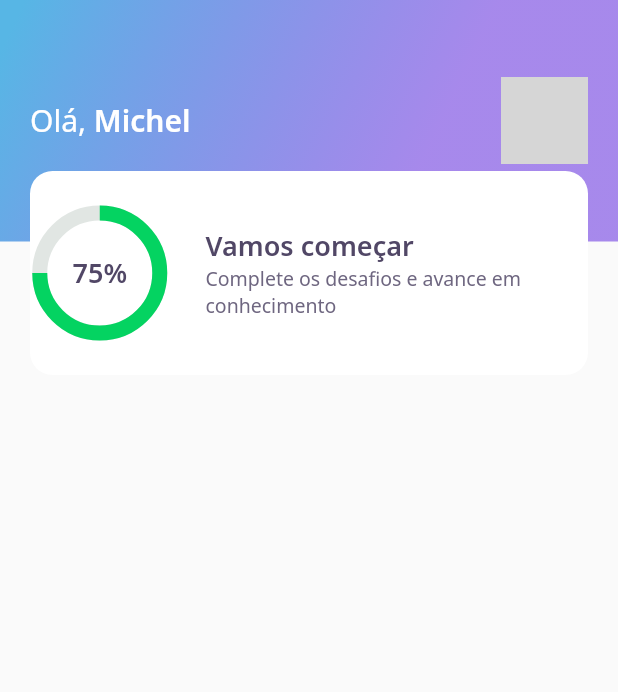
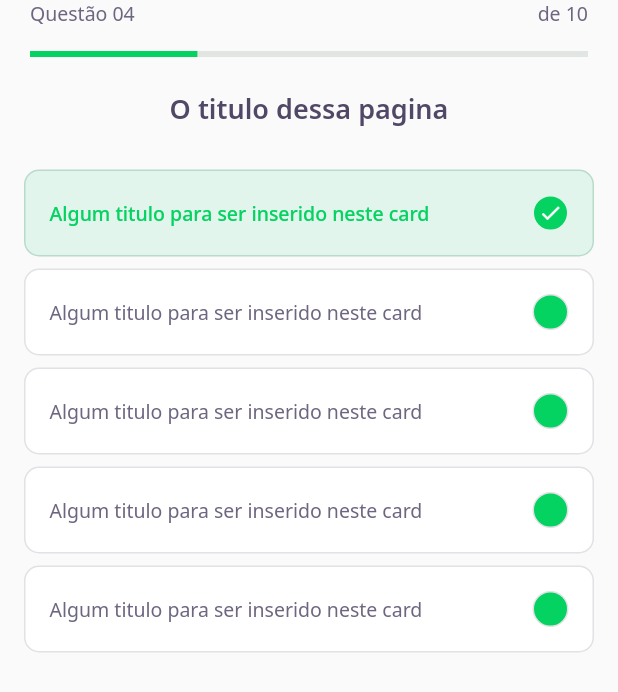
Before and after one commit to michelcamara/dev_quiz, a Flutter app: the screen it shows after launch, on a phone screen of 412 x 824 dp. Shown: the top 692 px of the screen. Run offline on Flutter 3.47's test engine with Material 2 defaults, Android fonts, the phone set to English and light mode, and no system bars; our stand-ins replace google_fonts; grey boxes are pictures that could not be loaded.

Commit message:
Aula 02
Criação dos componentes de:
 - Level Button
 - Quiz card
 - Answer Page

```diff
--- /dev/null
+++ b/lib/challenge/challenge_page.dart
@@ -0,0 +1,26 @@
+import 'package:dev_quiz/challenge/widget/question_indicator/question_indicator_widget.dart';
+import 'package:dev_quiz/challenge/widget/quiz/quiz_widget.dart';
+import 'package:flutter/material.dart';
+
+class ChallengePage extends StatefulWidget {
+  @override
+  _ChallengePageState createState() => _ChallengePageState();
+}
+
+class _ChallengePageState extends State<ChallengePage> {
+  @override
+  Widget build(BuildContext context) {
+    return Scaffold(
+      appBar: PreferredSize(
+        preferredSize: Size.fromHeight(60),
+        child: SafeArea(
+          top: true,
+          child: QuestionIndicatorWidget(),
+        ),
+      ),
+      body: QuizWidget(
+        title: "O titulo dessa pagina",
+      ),
+    );
+  }
+}
--- /dev/null
+++ b/lib/challenge/widget/answer/answer_widget.dart
@@ -0,0 +1,78 @@
+import 'package:dev_quiz/core/app_colors.dart';
+import 'package:dev_quiz/core/app_text_styles.dart';
+import 'package:flutter/material.dart';
+
+class AnswerWidget extends StatelessWidget {
+  final String title;
+  final bool isRight;
+  final bool isSelected;
+
+  const AnswerWidget(
+      {Key? key,
+      required this.title,
+      this.isRight = false,
+      this.isSelected = false});
+
+  Color get _selectedColorRight =>
+      isRight ? AppColors.darkGreen : AppColors.darkRed;
+
+  Color get _selectedBorderRight =>
+      isRight ? AppColors.lightGreen : AppColors.lightRed;
+
+  Color get _selectedColorCardRight =>
+      isRight ? AppColors.lightGreen : AppColors.lightRed;
+
+  Color get _selectedBorderCardRight =>
+      isRight ? AppColors.green : AppColors.red;
+
+  TextStyle get _selectedTextStyleRight =>
+      isRight ? AppTextStyles.bodyDarkGreen : AppTextStyles.bodyDarkRed;
+
+  IconData get _selectedIconRight => isRight ? Icons.check : Icons.close;
+
+  @override
+  Widget build(BuildContext context) {
+    return Padding(
+      padding: const EdgeInsets.symmetric(horizontal: 16, vertical: 4),
+      child: Container(
+        padding: EdgeInsets.all(16),
+        decoration: BoxDecoration(
+            color: isSelected ? _selectedColorCardRight : AppColors.white,
+            borderRadius: BorderRadius.circular(10),
+            border: Border.fromBorderSide(BorderSide(
+                color:
+                    isSelected ? _selectedBorderCardRight : AppColors.border))),
+        child: Row(
+          mainAxisAlignment: MainAxisAlignment.spaceBetween,
+          children: [
+            Expanded(
+              child: Text(
+                title,
+                style:
+                    isSelected ? _selectedTextStyleRight : AppTextStyles.body,
+              ),
+            ),
+            Container(
+              height: 24,
+              width: 24,
+              decoration: BoxDecoration(
+                  color: isSelected ? _selectedColorRight : AppColors.darkGreen,
+                  borderRadius: BorderRadius.circular(500),
+                  border: Border.fromBorderSide(BorderSide(
+                      color: isSelected
+                          ? _selectedBorderRight
+                          : AppColors.border))),
+              child: isSelected
+                  ? Icon(
+                      Icons.check,
+                      size: 16,
+                      color: Colors.white,
+                    )
+                  : null,
+            )
+          ],
+        ),
+      ),
+    );
+  }
+}
--- /dev/null
+++ b/lib/challenge/widget/question_indicator/question_indicator_widget.dart
@@ -0,0 +1,35 @@
+import 'package:dev_quiz/core/app_text_styles.dart';
+import 'package:dev_quiz/shared/widgets/progress_indicator/progress_indicator_widget.dart';
+import 'package:flutter/material.dart';
+
+class QuestionIndicatorWidget extends StatelessWidget {
+  @override
+  Widget build(BuildContext context) {
+    return Container(
+      padding: const EdgeInsets.symmetric(horizontal: 20),
+      child: Column(
+        children: [
+          Row(
+            mainAxisAlignment: MainAxisAlignment.spaceBetween,
+            children: [
+              Text(
+                "Questão 04",
+                style: AppTextStyles.body,
+              ),
+              Text(
+                "de 10",
+                style: AppTextStyles.body,
+              )
+            ],
+          ),
+          SizedBox(
+            height: 16,
+          ),
+          ProgressIndicatorWidget(
+            value: 0.7,
+          )
+        ],
+      ),
+    );
+  }
+}
--- /dev/null
+++ b/lib/challenge/widget/quiz/quiz_widget.dart
@@ -0,0 +1,42 @@
+import 'package:dev_quiz/challenge/widget/answer/answer_widget.dart';
+import 'package:dev_quiz/core/app_text_styles.dart';
+import 'package:flutter/material.dart';
+
+class QuizWidget extends StatelessWidget {
+  final String title;
+  const QuizWidget({Key? key, required this.title});
+
+  @override
+  Widget build(BuildContext context) {
+    return Container(
+      child: Column(
+        children: [
+          Text(
+            title,
+            style: AppTextStyles.heading,
+          ),
+          SizedBox(
+            height: 24,
+          ),
+          AnswerWidget(
+            isRight: true,
+            isSelected: true,
+            title: "Algum titulo para ser inserido neste card",
+          ),
+          AnswerWidget(
+            title: "Algum titulo para ser inserido neste card",
+          ),
+          AnswerWidget(
+            title: "Algum titulo para ser inserido neste card",
+          ),
+          AnswerWidget(
+            title: "Algum titulo para ser inserido neste card",
+          ),
+          AnswerWidget(
+            title: "Algum titulo para ser inserido neste card",
+          ),
+        ],
+      ),
+    );
+  }
+}
--- a/lib/core/app_widget.dart
+++ b/lib/core/app_widget.dart
@@ -1,3 +1,4 @@
+import 'package:dev_quiz/challenge/challenge_page.dart';
 import 'package:dev_quiz/home/home_page.dart';
 import 'package:dev_quiz/splash/splash_page.dart';
 import 'package:flutter/material.dart';
@@ -7,7 +8,7 @@ class AppWidget extends StatelessWidget {
   Widget build(BuildContext context) {
     return MaterialApp(
       title: "DevQuiz",
-      home: HomePage(),
+      home: ChallengePage(),
     );
   }
 }
--- a/lib/home/widgets/score_card/score_card_widget.dart
+++ b/lib/home/widgets/score_card/score_card_widget.dart
@@ -12,6 +12,8 @@ class ScoreCardWidget extends StatelessWidget {
         height: 136,
         decoration: BoxDecoration(
             color: AppColors.white, borderRadius: BorderRadius.circular(15)),
+        child: Padding(
+          padding: const EdgeInsets.symmetric(horizontal: 24),
           child: Row(
             crossAxisAlignment: CrossAxisAlignment.center,
             children: [
@@ -36,6 +38,7 @@ class ScoreCardWidget extends StatelessWidget {
             ],
           ),
         ),
+      ),
     );
   }
 }
--- /dev/null
+++ b/lib/shared/widgets/progress_indicator/progress_indicator_widget.dart
@@ -0,0 +1,17 @@
+import 'package:dev_quiz/core/core.dart';
+import 'package:flutter/material.dart';
+
+class ProgressIndicatorWidget extends StatelessWidget {
+  final double value;
+
+  const ProgressIndicatorWidget({Key? key, required this.value});
+
+  @override
+  Widget build(BuildContext context) {
+    return LinearProgressIndicator(
+      value: 0.3,
+      backgroundColor: AppColors.chartSecondary,
+      valueColor: AlwaysStoppedAnimation<Color>(AppColors.chartPrimary),
+    );
+  }
+}
```
Also changed, not shown: lib/home/home_page.dart (+46 -2 lines), lib/home/widgets/level_button/level_button_widget.dart (added, +56 -0 lines), lib/home/widgets/quiz_card/quiz_card_widget.dart (added, +54 -0 lines), 1 other file. Lines whose indentation alone changed are shown as unchanged.
